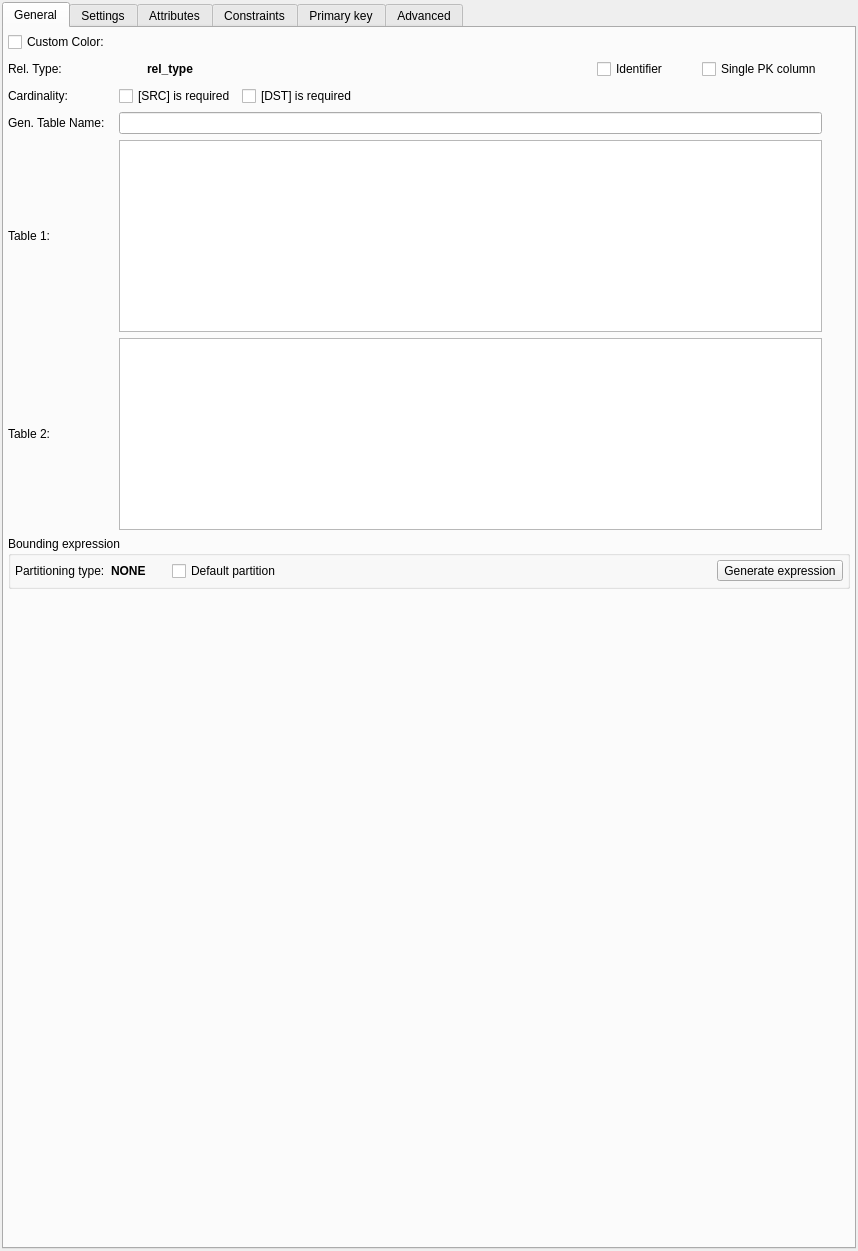
The window that libpgmodeler_ui/ui/relationshipwidget.ui (pgmodeler/pgmodeler) describes before a commit, drawn with Qt 5.
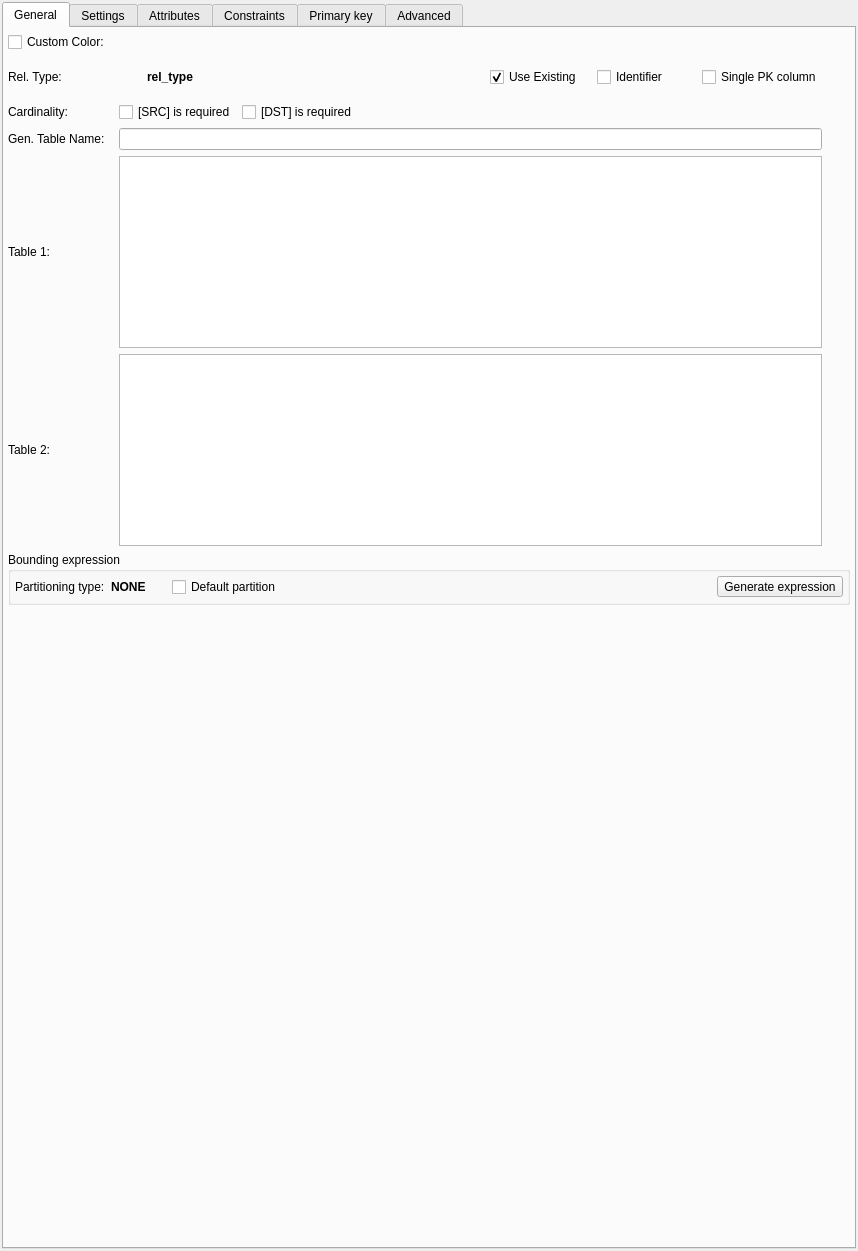
The same window after the commit. Icons and pictures are not drawn.

Commit message: Add a way to use existing column name when linking two tables

```diff
--- a/libpgmodeler_ui/ui/relationshipwidget.ui
+++ b/libpgmodeler_ui/ui/relationshipwidget.ui
@@ -330,6 +330,25 @@
            </property>
           </spacer>
          </item>
+         <item>
+          <widget class="QWidget" name="use_existing_wgt" native="true">
+           <layout class="QHBoxLayout" name="horizontalLayout_6">
+            <item>
+             <widget class="QCheckBox" name="use_existing_chk">
+              <property name="statusTip">
+               <string>Use existing columns when linking.</string>
+              </property>
+              <property name="text">
+               <string>Use Existing</string>
+              </property>
+              <property name="checked">
+               <bool>true</bool>
+              </property>
+             </widget>
+            </item>
+           </layout>
+          </widget>
+         </item>
          <item>
           <widget class="QWidget" name="identifier_wgt" native="true">
            <property name="minimumSize">
```
The commit also changes 3 other files.
